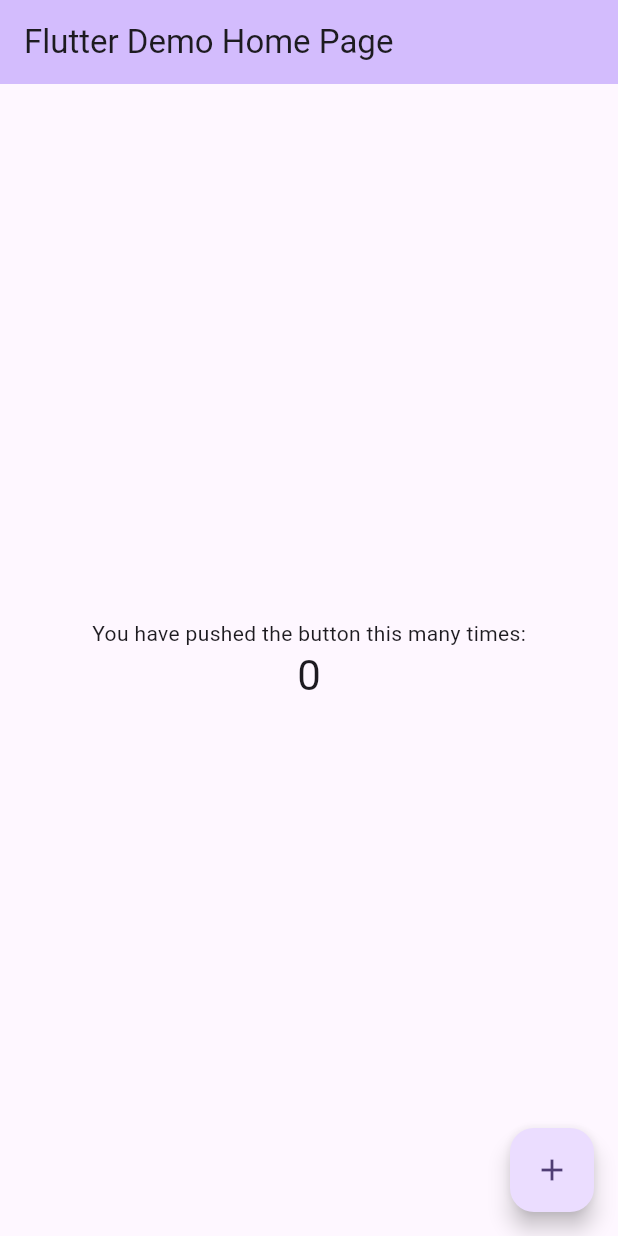
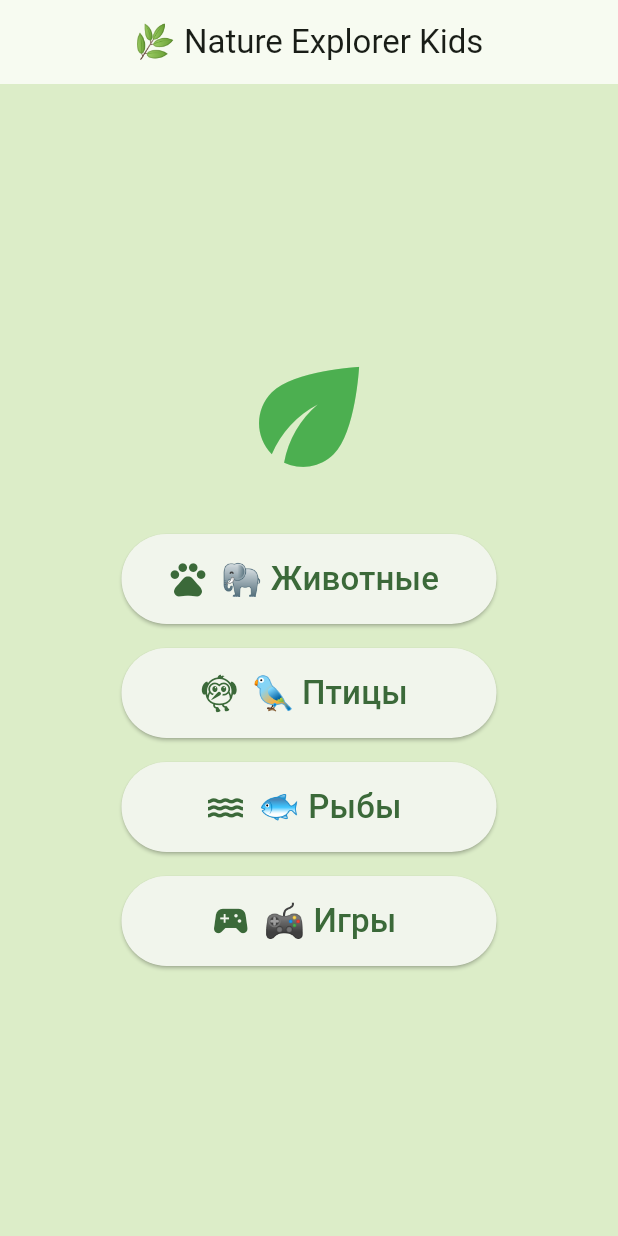
Before and after one commit to Tamara-Sharuyeva/nature_explorer_kids, a Flutter app: the screen it shows after launch, on a phone screen of 412 x 824 dp. Run offline on Flutter 3.47's test engine with Material 3 defaults, Android fonts, the phone set to English and light mode, and no system bars.

Commit message:
Работает меню и страница животных

```diff
--- a/lib/main.dart
+++ b/lib/main.dart
@@ -1,121 +1,85 @@
 import 'package:flutter/material.dart';
-
+import 'home_page.dart';
+import 'animals_page.dart';
 void main() {
-  runApp(const MyApp());
+  runApp(const NatureExplorerApp());
 }
 
-class MyApp extends StatelessWidget {
-  const MyApp({super.key});
+class NatureExplorerApp extends StatelessWidget {
+  const NatureExplorerApp({super.key});
 
-  // This widget is the root of your application.
   @override
   Widget build(BuildContext context) {
     return MaterialApp(
-      title: 'Flutter Demo',
+      debugShowCheckedModeBanner: false,
+      title: 'Nature Explorer Kids',
       theme: ThemeData(
-        // This is the theme of your application.
-        //
-        // TRY THIS: Try running your application with "flutter run". You'll see
-        // the application has a purple toolbar. Then, without quitting the app,
-        // try changing the seedColor in the colorScheme below to Colors.green
-        // and then invoke "hot reload" (save your changes or press the "hot
-        // reload" button in a Flutter-supported IDE, or press "r" if you used
-        // the command line to start the app).
-        //
-        // Notice that the counter didn't reset back to zero; the application
-        // state is not lost during the reload. To reset the state, use hot
-        // restart instead.
-        //
-        // This works for code too, not just values: Most code changes can be
-        // tested with just a hot reload.
-        colorScheme: .fromSeed(seedColor: Colors.deepPurple),
+        colorSchemeSeed: Colors.green,
+        useMaterial3: true,
       ),
-      home: const MyHomePage(title: 'Flutter Demo Home Page'),
+      home: const HomePage(),
     );
   }
 }
 
-class MyHomePage extends StatefulWidget {
-  const MyHomePage({super.key, required this.title});
+class HomePage extends StatelessWidget {
+  const HomePage({super.key});
 
-  // This widget is the home page of your application. It is stateful, meaning
-  // that it has a State object (defined below) that contains fields that affect
-  // how it looks.
-
-  // This class is the configuration for the state. It holds the values (in this
-  // case the title) provided by the parent (in this case the App widget) and
-  // used by the build method of the State. Fields in a Widget subclass are
-  // always marked "final".
-
-  final String title;
-
-  @override
-  State<MyHomePage> createState() => _MyHomePageState();
-}
-
-class _MyHomePageState extends State<MyHomePage> {
-  int _counter = 0;
-
-  void _incrementCounter() {
-    setState(() {
-      // This call to setState tells the Flutter framework that something has
-      // changed in this State, which causes it to rerun the build method below
-      // so that the display can reflect the updated values. If we changed
-      // _counter without calling setState(), then the build method would not be
-      // called again, and so nothing would appear to happen.
-      _counter++;
-    });
+  Widget menuButton(
+      String text,
+      IconData icon,
+      VoidCallback onPressed,
+      ) {
+    return Padding(
+      padding: const EdgeInsets.symmetric(vertical: 8),
+      child: SizedBox(
+        width: 250,
+        height: 60,
+        child: ElevatedButton.icon(
+          onPressed: onPressed,
+          icon: Icon(icon, size: 28),
+          label: Text(
+            text,
+            style: const TextStyle(fontSize: 22),
+          ),
+        ),
+      ),
+    );
   }
 
   @override
   Widget build(BuildContext context) {
-    // This method is rerun every time setState is called, for instance as done
-    // by the _incrementCounter method above.
-    //
-    // The Flutter framework has been optimized to make rerunning build methods
-    // fast, so that you can just rebuild anything that needs updating rather
-    // than having to individually change instances of widgets.
     return Scaffold(
+      backgroundColor: Colors.lightGreen.shade100,
       appBar: AppBar(
-        // TRY THIS: Try changing the color here to a specific color (to
-        // Colors.amber, perhaps?) and trigger a hot reload to see the AppBar
-        // change color while the other colors stay the same.
-        backgroundColor: Theme.of(context).colorScheme.inversePrimary,
-        // Here we take the value from the MyHomePage object that was created by
-        // the App.build method, and use it to set our appbar title.
-        title: Text(widget.title),
+        title: const Text("🌿 Nature Explorer Kids"),
+        centerTitle: true,
       ),
       body: Center(
-        // Center is a layout widget. It takes a single child and positions it
-        // in the middle of the parent.
         child: Column(
-          // Column is also a layout widget. It takes a list of children and
-          // arranges them vertically. By default, it sizes itself to fit its
-          // children horizontally, and tries to be as tall as its parent.
-          //
-          // Column has various properties to control how it sizes itself and
-          // how it positions its children. Here we use mainAxisAlignment to
-          // center the children vertically; the main axis here is the vertical
-          // axis because Columns are vertical (the cross axis would be
-          // horizontal).
-          //
-          // TRY THIS: Invoke "debug painting" (choose the "Toggle Debug Paint"
-          // action in the IDE, or press "p" in the console), to see the
-          // wireframe for each widget.
-          mainAxisAlignment: .center,
+          mainAxisAlignment: MainAxisAlignment.center,
           children: [
-            const Text('You have pushed the button this many times:'),
-            Text(
-              '$_counter',
-              style: Theme.of(context).textTheme.headlineMedium,
+            const Icon(Icons.eco, size: 100, color: Colors.green),
+            const SizedBox(height: 20),
+            menuButton(
+              "🐘 Животные",
+              Icons.pets,
+                  () {
+                Navigator.push(
+                  context,
+                  MaterialPageRoute(
+                    builder: (context) => const AnimalsPage(),
+                  ),
+                );
+              },
             ),
+            menuButton("🐦 Птицы", Icons.flutter_dash, () {}),
+
+            menuButton("🐟 Рыбы", Icons.water, () {}),
+
+            menuButton("🎮 Игры", Icons.sports_esports, () {}),
           ],
         ),
-      ),
-      floatingActionButton: FloatingActionButton(
-        onPressed: _incrementCounter,
-        tooltip: 'Increment',
-        child: const Icon(Icons.add),
       ),
     );
   }
```
Also changed, not shown: lib/animals_page.dart (added, +42 -0 lines), lib/home_page.dart (added, +61 -0 lines).
